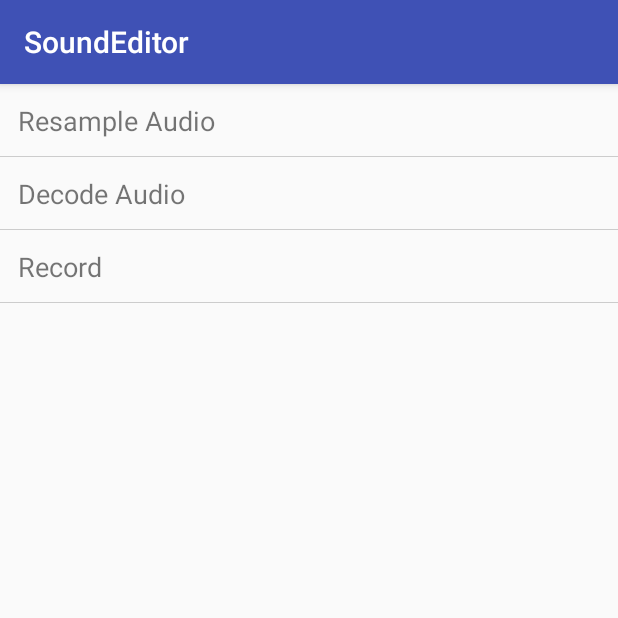
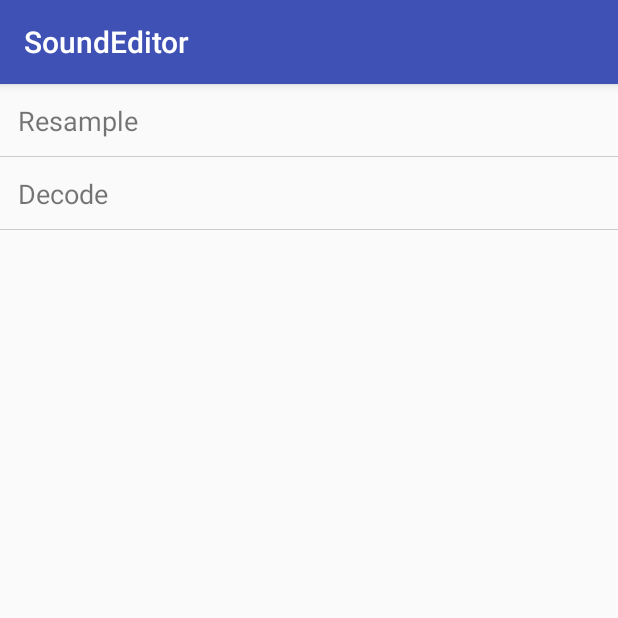
Before and after one commit to LKDont/SoundEditor, an Android app: the screen it shows after launch (MainAct), on a phone screen of 412 x 824 dp, the top half of it. Run offline under Robolectric (Android 15) with nearby library versions, the light colour scheme and no system bars; our stand-ins replace EventBus; 1 statement that could not run was skipped.

```diff
--- a/app/src/main/java/com/lkdont/soundeditor/ui/ExamplesListFrag.kt
+++ b/app/src/main/java/com/lkdont/soundeditor/ui/ExamplesListFrag.kt
@@ -28,18 +28,22 @@ class ExamplesListFrag : Fragment() {
         return view
     }
 
+    private val examples = arrayOf(
+            "Resample",
+            "Decode"
+    )
+
     override fun onViewCreated(view: View?, savedInstanceState: Bundle?) {
         super.onViewCreated(view, savedInstanceState)
         content_rv.layoutManager = LinearLayoutManager(context)
-        val examples = context.resources.getStringArray(R.array.examples_list)
         val adapter = ExamplesAdapter(context, examples)
         content_rv.adapter = adapter
         adapter.setOnItemClickListener(object : OnItemClickListener {
             override fun onItemClick(v: View, position: Int) {
-                when (position) {
-                    0 -> EventBus.getDefault().post(MainAct.FragmentEvent(ResampleFrag()))
-                    1 -> EventBus.getDefault().post(MainAct.FragmentEvent(DecodeFrag()))
-                    2 -> EventBus.getDefault().post(MainAct.FragmentEvent(RecordFrag()))
+                when (examples[position]) {
+                    "Resample" -> EventBus.getDefault().post(MainAct.FragmentEvent(ResampleFrag()))
+                    "Decode" -> EventBus.getDefault().post(MainAct.FragmentEvent(DecodeFrag()))
+//                    2 -> EventBus.getDefault().post(MainAct.FragmentEvent(RecordFrag()))
                 }
             }
         })
--- a/app/src/main/res/values/strings.xml
+++ b/app/src/main/res/values/strings.xml
@@ -1,11 +1,5 @@
 <resources>
     <string name="app_name">SoundEditor</string>
-
-    <string-array name="examples_list">
-        <item>Resample Audio</item>
-        <item>Decode Audio</item>
-        <item>Record</item>
-    </string-array>
 
     <string-array name="channel_layouts">
         <item>Mono</item>
```
Also changed, not shown: library/src/main/java/com/lkdont/sound/edit/JniDecoder.java (deleted, +0 -58 lines), 6 other files.
